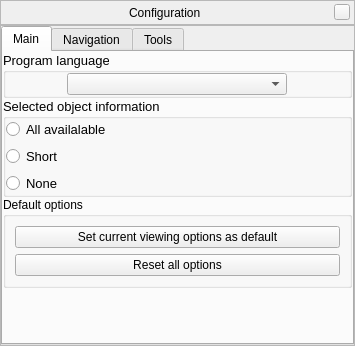
First picture: the form in src/gui/configurationDialog.ui, repository 519984307/stellarium_src, before the edit.
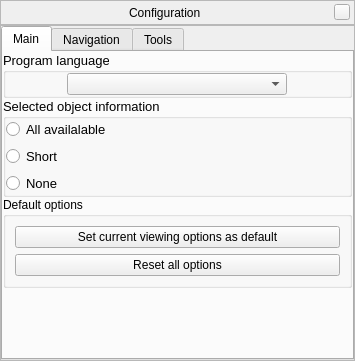
Second picture: the form after the edit. The open tabs and pages were chosen to show the change. Custom widgets are drawn as their Qt base class.

Commit message: Set the current tab by default in config and view windows.

The edit to the form file:
```diff
--- a/src/gui/configurationDialog.ui
+++ b/src/gui/configurationDialog.ui
@@ -6,7 +6,7 @@
     <x>0</x>
     <y>0</y>
     <width>355</width>
-    <height>346</height>
+    <height>361</height>
    </rect>
   </property>
   <property name="windowTitle" >
```
Left out of the diff: 2 changed lines with no effect on the pictures. The commit also changes 2 other files.
